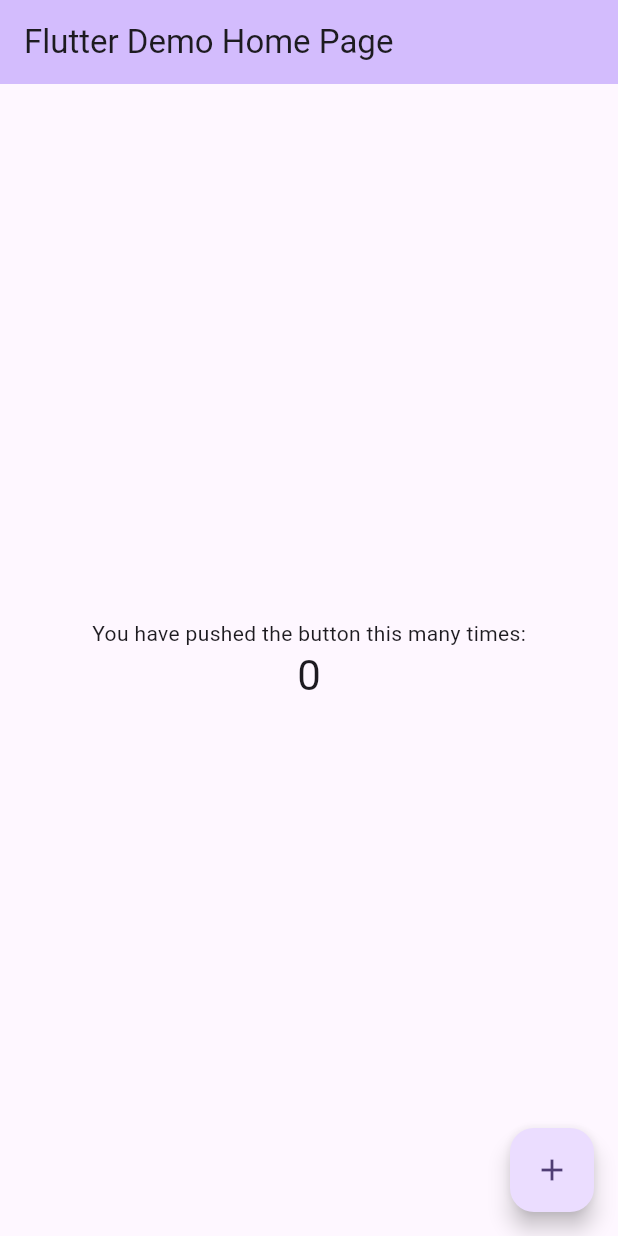
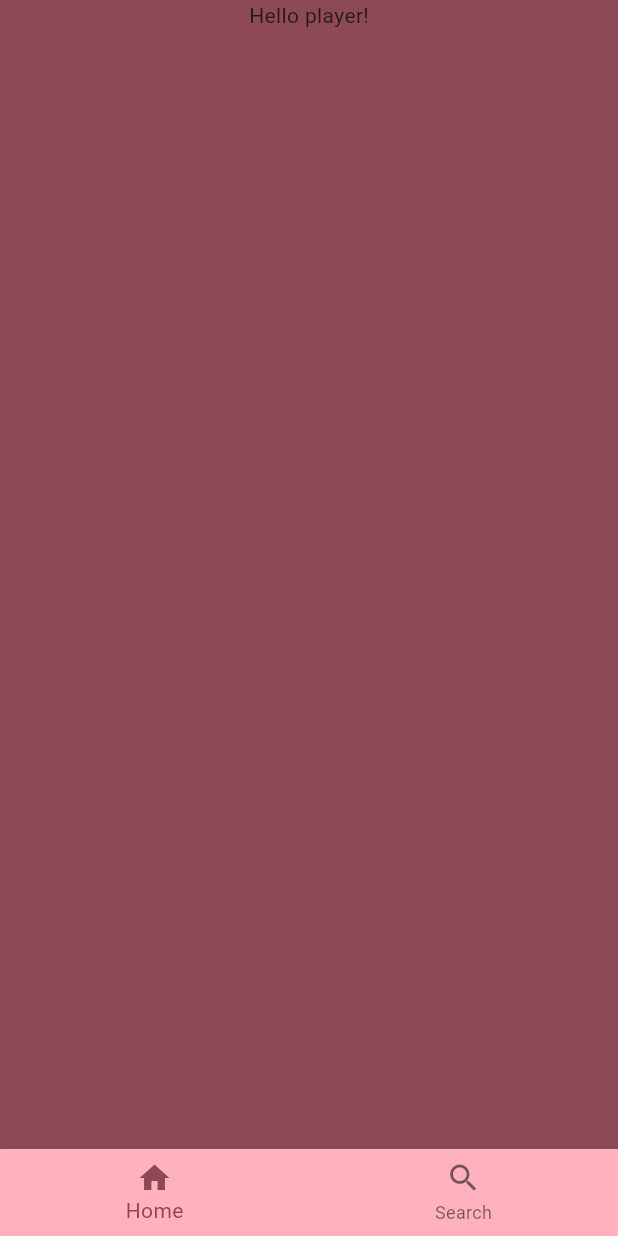
Before and after one commit to Sublimeful/Subsearch, a Flutter app: the screen it shows after launch, on a phone screen of 412 x 824 dp. Run offline on Flutter 3.47's test engine with Material 3 defaults, Android fonts, the light colour scheme and no system bars.

Commit message:
Added a search page and search bar

```diff
--- a/lib/main.dart
+++ b/lib/main.dart
@@ -1,4 +1,6 @@
 import 'package:flutter/material.dart';
+import 'package:subsearch/player.dart';
+import 'package:subsearch/search.dart';
 
 void main() {
   runApp(const MyApp());
@@ -7,116 +9,60 @@ void main() {
 class MyApp extends StatelessWidget {
   const MyApp({super.key});
 
+  final MaterialColor _seedColor = Colors.pink;
+
   // This widget is the root of your application.
   @override
   Widget build(BuildContext context) {
     return MaterialApp(
       title: 'Flutter Demo',
       theme: ThemeData(
-        // This is the theme of your application.
-        //
-        // TRY THIS: Try running your application with "flutter run". You'll see
-        // the application has a purple toolbar. Then, without quitting the app,
-        // try changing the seedColor in the colorScheme below to Colors.green
-        // and then invoke "hot reload" (save your changes or press the "hot
-        // reload" button in a Flutter-supported IDE, or press "r" if you used
-        // the command line to start the app).
-        //
-        // Notice that the counter didn't reset back to zero; the application
-        // state is not lost during the reload. To reset the state, use hot
-        // restart instead.
-        //
-        // This works for code too, not just values: Most code changes can be
-        // tested with just a hot reload.
-        colorScheme: ColorScheme.fromSeed(seedColor: Colors.deepPurple),
+        colorScheme: ColorScheme.fromSeed(seedColor: _seedColor),
+        searchBarTheme: SearchBarThemeData(
+          backgroundColor: WidgetStateProperty.all(_seedColor[100]),
+          elevation: WidgetStateProperty.all(0),
+          textStyle: WidgetStateProperty.all(
+            TextStyle(color: _seedColor[800]),
+          ),
+          hintStyle: WidgetStateProperty.all(
+            TextStyle(color: _seedColor[300]),
+          ),
+        ),
       ),
-      home: const MyHomePage(title: 'Flutter Demo Home Page'),
+      home: MainWrapper(),
     );
   }
 }
 
-class MyHomePage extends StatefulWidget {
-  const MyHomePage({super.key, required this.title});
-
-  // This widget is the home page of your application. It is stateful, meaning
-  // that it has a State object (defined below) that contains fields that affect
-  // how it looks.
-
-  // This class is the configuration for the state. It holds the values (in this
-  // case the title) provided by the parent (in this case the App widget) and
-  // used by the build method of the State. Fields in a Widget subclass are
-  // always marked "final".
-
-  final String title;
+class MainWrapper extends StatefulWidget {
+  const MainWrapper({super.key});
 
   @override
-  State<MyHomePage> createState() => _MyHomePageState();
+  State<MainWrapper> createState() => _MainWrapperState();
 }
 
-class _MyHomePageState extends State<MyHomePage> {
-  int _counter = 0;
+class _MainWrapperState extends State<MainWrapper> {
+  int _currentIndex = 0;
 
-  void _incrementCounter() {
-    setState(() {
-      // This call to setState tells the Flutter framework that something has
-      // changed in this State, which causes it to rerun the build method below
-      // so that the display can reflect the updated values. If we changed
-      // _counter without calling setState(), then the build method would not be
-      // called again, and so nothing would appear to happen.
-      _counter++;
-    });
-  }
+  final List<Widget> _pages = [PlayerPage(), SearchPage()];
 
   @override
   Widget build(BuildContext context) {
-    // This method is rerun every time setState is called, for instance as done
-    // by the _incrementCounter method above.
-    //
-    // The Flutter framework has been optimized to make rerunning build methods
-    // fast, so that you can just rebuild anything that needs updating rather
-    // than having to individually change instances of widgets.
     return Scaffold(
-      appBar: AppBar(
-        // TRY THIS: Try changing the color here to a specific color (to
-        // Colors.amber, perhaps?) and trigger a hot reload to see the AppBar
-        // change color while the other colors stay the same.
+      backgroundColor: Theme.of(context).colorScheme.primary,
+      body: _pages[_currentIndex],
+      bottomNavigationBar: BottomNavigationBar(
         backgroundColor: Theme.of(context).colorScheme.inversePrimary,
-        // Here we take the value from the MyHomePage object that was created by
-        // the App.build method, and use it to set our appbar title.
-        title: Text(widget.title),
+        items: const <BottomNavigationBarItem>[
+          BottomNavigationBarItem(icon: Icon(Icons.home), label: "Home"),
+          BottomNavigationBarItem(icon: Icon(Icons.search), label: "Search"),
+        ],
+        onTap: (index) {
+          setState(() {
+            _currentIndex = index;
+          });
+        },
       ),
-      body: Center(
-        // Center is a layout widget. It takes a single child and positions it
-        // in the middle of the parent.
-        child: Column(
-          // Column is also a layout widget. It takes a list of children and
-          // arranges them vertically. By default, it sizes itself to fit its
-          // children horizontally, and tries to be as tall as its parent.
-          //
-          // Column has various properties to control how it sizes itself and
-          // how it positions its children. Here we use mainAxisAlignment to
-          // center the children vertically; the main axis here is the vertical
-          // axis because Columns are vertical (the cross axis would be
-          // horizontal).
-          //
-          // TRY THIS: Invoke "debug painting" (choose the "Toggle Debug Paint"
-          // action in the IDE, or press "p" in the console), to see the
-          // wireframe for each widget.
-          mainAxisAlignment: MainAxisAlignment.center,
-          children: <Widget>[
-            const Text('You have pushed the button this many times:'),
-            Text(
-              '$_counter',
-              style: Theme.of(context).textTheme.headlineMedium,
-            ),
-          ],
-        ),
-      ),
-      floatingActionButton: FloatingActionButton(
-        onPressed: _incrementCounter,
-        tooltip: 'Increment',
-        child: const Icon(Icons.add),
-      ), // This trailing comma makes auto-formatting nicer for build methods.
     );
   }
 }
--- /dev/null
+++ b/lib/player.dart
@@ -0,0 +1,21 @@
+import 'package:flutter/material.dart';
+
+class PlayerPage extends StatefulWidget {
+  const PlayerPage({super.key});
+
+  @override
+  State<PlayerPage> createState() => _PlayerPageState();
+}
+
+class _PlayerPageState extends State<PlayerPage> {
+  @override
+  Widget build(BuildContext context) {
+    return Center(
+      child: Column(
+        children: [
+          Text("Hello player!")
+        ],
+      )
+    );
+  }
+}
--- /dev/null
+++ b/lib/search.dart
@@ -0,0 +1,28 @@
+import 'package:flutter/material.dart';
+
+class SearchPage extends StatefulWidget {
+  const SearchPage({super.key});
+
+  @override
+  State<SearchPage> createState() => _SearchPageState();
+}
+
+class _SearchPageState extends State<SearchPage> {
+  @override
+  Widget build(BuildContext context) {
+    return Padding(
+      padding: const EdgeInsets.only(top: 16.0, left: 16.0, right: 16.0),
+      child: Column(
+        children: [
+          SearchBar(
+            padding: const WidgetStatePropertyAll(EdgeInsets.symmetric(horizontal: 16.0)),
+            leading: Icon(Icons.search),
+            onSubmitted: (query) {
+
+            },
+          ),
+        ],
+      ),
+    );
+  }
+}
```
Also changed, not shown: lib/search_bar.dart (added).
